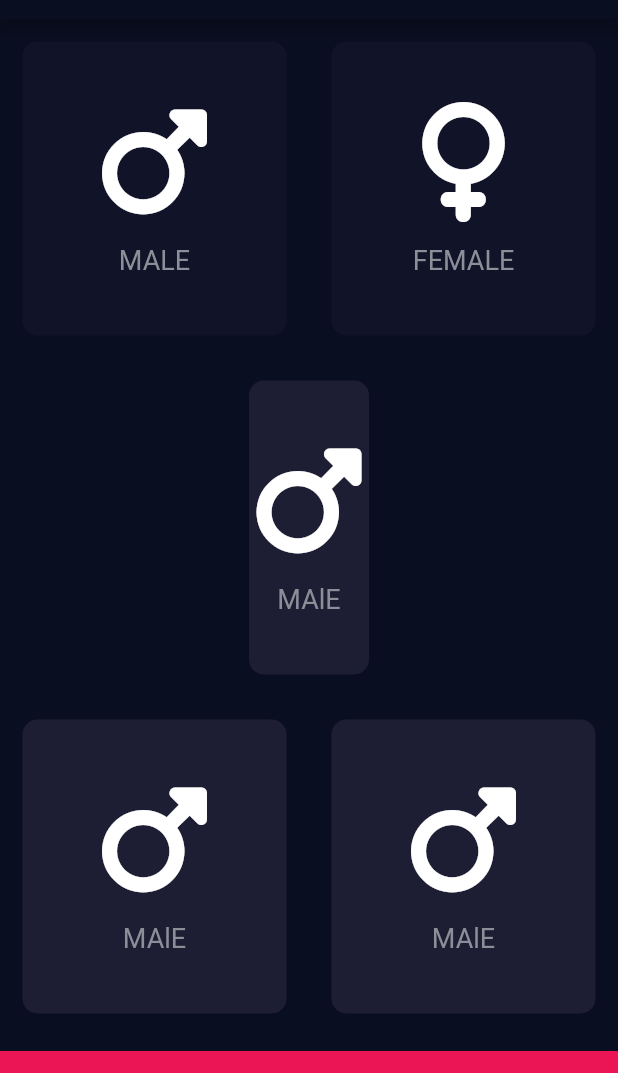
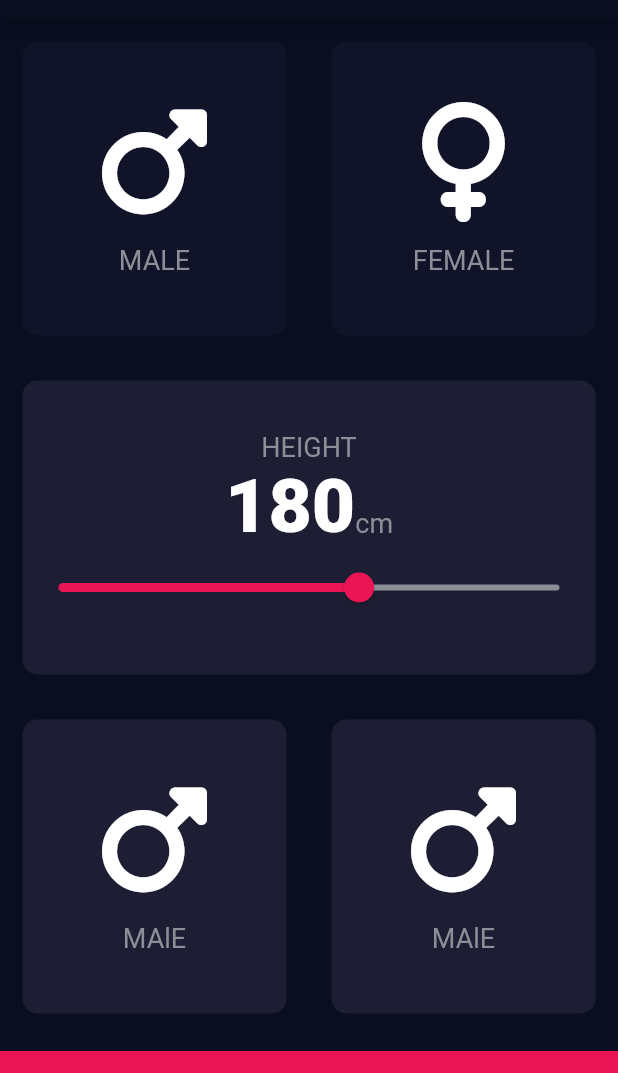
Before and after one commit to goyalh4164/BMI_CALCULATOR, a Flutter app: the screen it shows after launch, on a phone screen of 412 x 824 dp, the part 65-1138 px from its top. Run offline on Flutter 3.47's test engine with Material 2 defaults, Android fonts, the phone set to English and light mode, and no system bars; our stand-ins replace font_awesome_flutter.

Commit message:
Slider added to the middle child

```diff
--- /dev/null
+++ b/lib/Constants.dart
@@ -0,0 +1,14 @@
+import 'package:flutter/material.dart';
+
+const kLabelTextStyle = TextStyle(
+  fontSize: 18,
+  color: Color(0xFF8D8E98),
+);
+const kNumberTextStyle = TextStyle(
+  fontSize: 50.0,
+  fontWeight: FontWeight.w900,
+);
+const kBottomContainerHeight = 80.0;
+const kActiveCardColour = Color(0xFF1D1E33);
+const kBottomContainerColour = Color(0xFFEB1555);
+const kInactiveCardColour = Color(0xFF111328);
--- a/lib/icon_content.dart
+++ b/lib/icon_content.dart
@@ -1,9 +1,5 @@
 import 'package:flutter/material.dart';
-
-const labelTextStyle = TextStyle(
-  fontSize: 18,
-  color: Color(0xFF8D8E98),
-);
+import 'Constants.dart';
 
 class IconContent extends StatelessWidget {
   IconContent({required this.icon, required this.label});
@@ -24,7 +20,7 @@ class IconContent extends StatelessWidget {
         ),
         Text(
           label,
-          style: labelTextStyle,
+          style: kLabelTextStyle,
         ),
       ],
     );
--- a/lib/input_page.dart
+++ b/lib/input_page.dart
@@ -3,11 +3,7 @@ import 'package:flutter/material.dart';
 import 'package:font_awesome_flutter/font_awesome_flutter.dart';
 import 'icon_content.dart';
 import 'reusable_card.dart';
-
-const bottomContainerHeight = 80.0;
-const ActiveCardColour = Color(0xFF1D1E33);
-const bottomContainerColour = Color(0xFFEB1555);
-const inactiveCardColour = Color(0xFF111328);
+import 'Constants.dart';
 
 enum Gender {
   male,
@@ -23,10 +19,11 @@ class InputPage extends StatefulWidget {
 }
 
 class _InputPageState extends State<InputPage> {
-  Color maleCardColour = inactiveCardColour;
-  Color femaleCardColour = inactiveCardColour;
+  Color maleCardColour = kInactiveCardColour;
+  Color femaleCardColour = kInactiveCardColour;
 
   Gender selectedGender = Gender.none;
+  int height = 180;
 
   @override
   Widget build(BuildContext context) {
@@ -35,6 +32,7 @@ class _InputPageState extends State<InputPage> {
         title: Center(child: Text("BMI CALCULATOR")),
       ),
       body: Column(
+        crossAxisAlignment: CrossAxisAlignment.stretch,
         children: [
           Expanded(
             child: Row(
@@ -48,8 +46,8 @@ class _InputPageState extends State<InputPage> {
                     },
                     child: ReUsable_Card(
                       colour: selectedGender == Gender.male
-                          ? ActiveCardColour
-                          : inactiveCardColour,
+                          ? kActiveCardColour
+                          : kInactiveCardColour,
                       cardChild: IconContent(
                         icon: FontAwesomeIcons.mars,
                         label: "MALE",
@@ -66,8 +64,8 @@ class _InputPageState extends State<InputPage> {
                     },
                     child: ReUsable_Card(
                       colour: selectedGender == Gender.female
-                          ? ActiveCardColour
-                          : inactiveCardColour,
+                          ? kActiveCardColour
+                          : kInactiveCardColour,
                       cardChild: IconContent(
                         icon: FontAwesomeIcons.venus,
                         label: "FEMALE",
@@ -80,10 +78,43 @@ class _InputPageState extends State<InputPage> {
           ),
           Expanded(
             child: ReUsable_Card(
-              colour: ActiveCardColour,
-              cardChild: IconContent(
-                icon: FontAwesomeIcons.mars,
-                label: "MAlE",
+              colour: kActiveCardColour,
+              cardChild: Column(
+                mainAxisAlignment: MainAxisAlignment.center,
+                children: [
+                  Text(
+                    "HEIGHT",
+                    style: kLabelTextStyle,
+                  ),
+                  Row(
+                    textBaseline: TextBaseline.alphabetic,
+                    crossAxisAlignment: CrossAxisAlignment.baseline,
+                    mainAxisAlignment: MainAxisAlignment.center,
+                    children: [
+                      Text(
+                        height.toString(),
+                        style: kNumberTextStyle,
+                      ),
+                      Text(
+                        "cm",
+                        style: kLabelTextStyle,
+                      ),
+                    ],
+                  ),
+                  //Slider very new and very easy concept
+                  Slider(
+                    value: height.toDouble(),
+                    min: 120,
+                    max: 220,
+                    activeColor: Color(0xFFEB1555),
+                    inactiveColor: Color(0xFF8D8E98),
+                    onChanged: (double newValue) {
+                      setState(() {
+                        height = newValue.round();
+                      });
+                    },
+                  )
+                ],
               ),
             ),
           ),
@@ -92,7 +123,7 @@ class _InputPageState extends State<InputPage> {
               children: [
                 Expanded(
                   child: ReUsable_Card(
-                    colour: ActiveCardColour,
+                    colour: kActiveCardColour,
                     cardChild: IconContent(
                       icon: FontAwesomeIcons.mars,
                       label: "MAlE",
@@ -101,7 +132,7 @@ class _InputPageState extends State<InputPage> {
                 ),
                 Expanded(
                   child: ReUsable_Card(
-                    colour: ActiveCardColour,
+                    colour: kActiveCardColour,
                     cardChild: IconContent(
                       icon: FontAwesomeIcons.mars,
                       label: "MAlE",
@@ -114,8 +145,8 @@ class _InputPageState extends State<InputPage> {
           Container(
             margin: EdgeInsets.only(top: 10.0),
             width: double.infinity,
-            height: bottomContainerHeight,
-            color: bottomContainerColour,
+            height: kBottomContainerHeight,
+            color: kBottomContainerColour,
           ),
         ],
       ),
```
